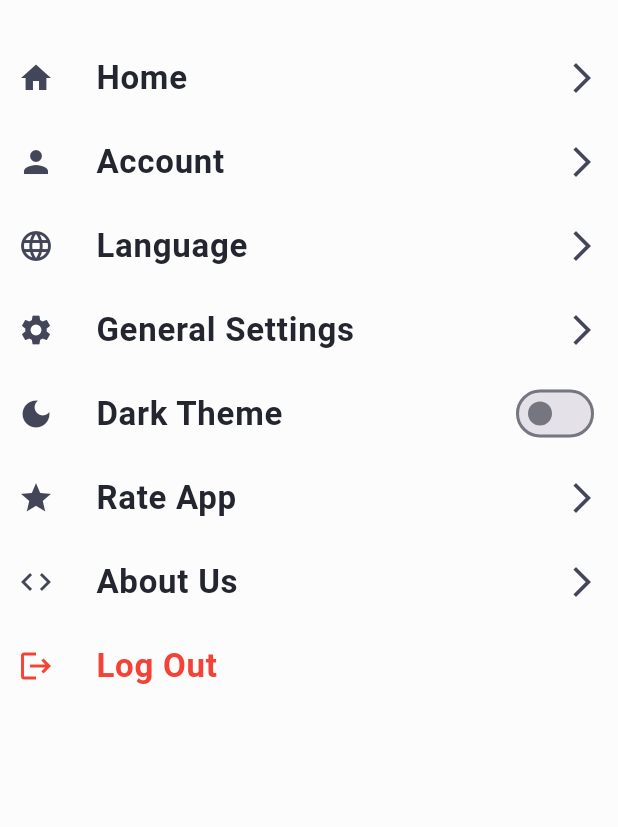
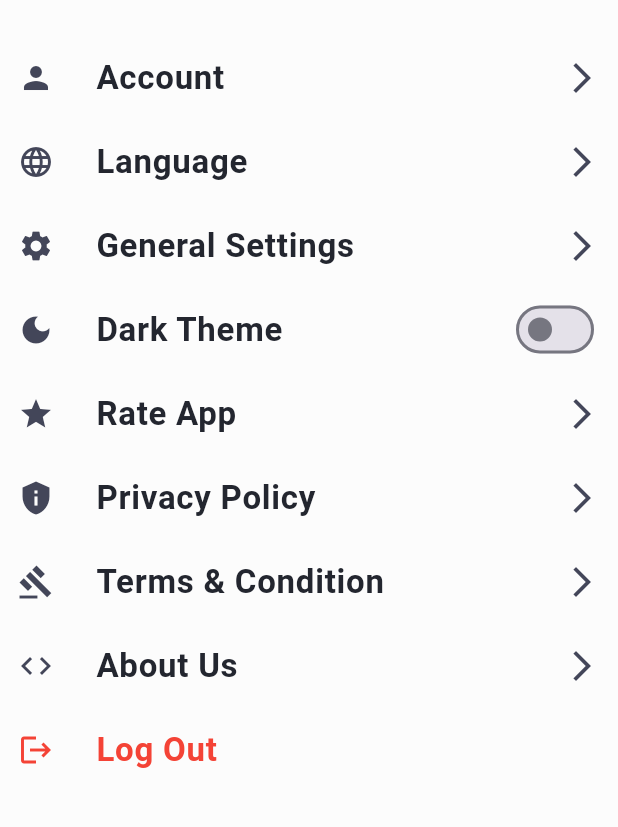
Before and after one commit to minesh2908/TMT-TrackMyThings, a Flutter app: the SideNavBar screen opened directly, on a phone screen of 412 x 824 dp, the part 68-895 px from its top. Run offline on Flutter 3.47's test engine with Material 3 defaults, Android fonts, the phone set to English and light mode, and no system bars; our stand-ins replace bloc, cloud_firestore, firebase_auth, firebase_core, firebase_messaging, firebase_storage and 11 more; accounts and stored records are empty; generated files the repository leaves out were written again.

Commit message:
Terms & Policy updated

```diff
--- a/lib/constants/urls.dart
+++ b/lib/constants/urls.dart
@@ -15,3 +15,17 @@ final Uri portfolio = Uri(
   host: 'mineshsarawogi.online',
   path: 'mineshsarawogi',
 );
+
+final Uri privacyPolicy = Uri(
+  scheme: 'https',
+  host: 'docs.google.com',
+  path:
+      'document/d/1Ld-j5jgfUM1c0tjtLiFqPm7DigwohuNd0v1qqFxao_E/edit?usp=sharing',
+);
+
+final Uri termsCondition = Uri(
+  scheme: 'https',
+  host: 'docs.google.com',
+  path:
+      'document/d/1-6XolOwZVjdDf6ZKO9gpfv2GntKITAL7K3MTUDsCRtA/edit?usp=sharing',
+);
--- a/lib/l10n/app_en.arb
+++ b/lib/l10n/app_en.arb
@@ -62,7 +62,9 @@
     "allProducts":"All Products",
     "warrantyExpiredProduct":"Warranty Expired Product",
     "productUnderWarranty":"Product under warranty",
-    "filter":"Filter"
+    "filter":"Filter",
+    "privacyPolicy":"Privacy Policy",
+    "termsCondition":"Terms & Condition"
 
 
 
--- a/lib/l10n/app_hi.arb
+++ b/lib/l10n/app_hi.arb
@@ -63,5 +63,7 @@
     "allProducts":"सभी उत्पाद",
     "warrantyExpiredProduct":"वारंटी समाप्त उत्पाद",
     "productUnderWarranty":"वारंटी में उत्पाद",
-    "filter":"फ़िल्टर"
+    "filter":"फ़िल्टर",
+    "privacyPolicy":"गोपनीयता नीति",
+    "termsCondition":"नियम और शर्त"
 }
--- a/lib/repository/gemini_repository.dart
+++ b/lib/repository/gemini_repository.dart
@@ -1,4 +1,5 @@
 import 'dart:convert';
+import 'dart:developer';
 import 'dart:io';
 import 'dart:typed_data';
 
@@ -40,7 +41,8 @@ class GeminiRepository {
           purchasedDate = parsedResult['purchasedDate'] as String?;
           warrantyPeriod = parsedResult['warrantyPeriod'] as int? ?? 12;
         }
-
+        log(productName.toString());
+        log(purchasedDate.toString());
         return ProductModal().copyWith(
           productName: productName,
           purchasedDate: purchasedDate,
@@ -58,8 +60,8 @@ class GeminiRepository {
     try {
       return jsonDecode(result) as Map<String, dynamic>;
     } catch (e) {
+      print('Error parsing JSON: $e');
       throw Exception(e);
-      // print('Error parsing JSON: $e');
     }
   }
 }
--- a/lib/routes/routes_names.dart
+++ b/lib/routes/routes_names.dart
@@ -20,4 +20,6 @@ class RoutesName {
   static const String fullImage = '/full-Image';
 
   static const String productDetails = '/product-details';
+
+
 }
--- a/lib/views/components/side_nav_bar.dart
+++ b/lib/views/components/side_nav_bar.dart
@@ -1,12 +1,14 @@
 import 'package:flutter/material.dart';
 import 'package:flutter_bloc/flutter_bloc.dart';
 import 'package:flutter_gen/gen_l10n/app_localizations.dart';
+import 'package:track_my_things/constants/urls.dart';
 import 'package:track_my_things/routes/routes_names.dart';
 import 'package:track_my_things/service/shared_prefrence.dart';
 import 'package:track_my_things/theme/cubit/theme_cubit.dart';
 import 'package:track_my_things/views/components/body_widget.dart';
+import 'package:track_my_things/views/screens/auth/bloc/auth_bloc.dart';
 import 'package:track_my_things/views/screens/language/cubit/select_language_cubit.dart';
-import 'package:track_my_things/views/screens/auth/bloc/auth_bloc.dart';
+import 'package:url_launcher/url_launcher.dart';
 
 class SideNavBar extends StatefulWidget {
   const SideNavBar({super.key});
@@ -73,13 +75,6 @@ class _SideNavBarState extends State<SideNavBar> {
                         height: 20,
                       ),
                       SideNavBarItem(
-                        title: AppLocalizations.of(context)!.home,
-                        icon: Icons.home,
-                        function: () {
-                          Navigator.pushNamed(context, RoutesName.dashboard);
-                        },
-                      ),
-                      SideNavBarItem(
                         title: AppLocalizations.of(context)!.account,
                         icon: Icons.person,
                         function: () {
@@ -125,6 +120,20 @@ class _SideNavBarState extends State<SideNavBar> {
                       SideNavBarItem(
                         title: AppLocalizations.of(context)!.rateApp,
                         icon: Icons.star,
+                      ),
+                      SideNavBarItem(
+                        title: AppLocalizations.of(context)!.privacyPolicy,
+                        icon: Icons.privacy_tip,
+                        function: () {
+                          launchUrl(privacyPolicy);
+                        },
+                      ),
+                      SideNavBarItem(
+                        title: AppLocalizations.of(context)!.termsCondition,
+                        icon: Icons.gavel,
+                        function: () {
+                          launchUrl(termsCondition);
+                        },
                       ),
                       SideNavBarItem(
                         title: AppLocalizations.of(context)!.aboutUs,
--- a/lib/views/screens/about_me/about_me.dart
+++ b/lib/views/screens/about_me/about_me.dart
@@ -160,7 +160,7 @@ class _AboutMeState extends State<AboutMe> {
                 ),
               ],
             ),
-            const Text('Made with 💙 in India'),
+             Text('Made with 💙 in India',style:TextStyle(color: Theme.of(context).colorScheme.scrim)),
           ],
         ),
       ),
```
Also changed, not shown: lib/routes/routes.dart (+9 -5 lines), lib/views/screens/dashboard.dart (+8 -2 lines), lib/views/screens/update_product/update_product.dart (+11 -4 lines), 1 other file.
